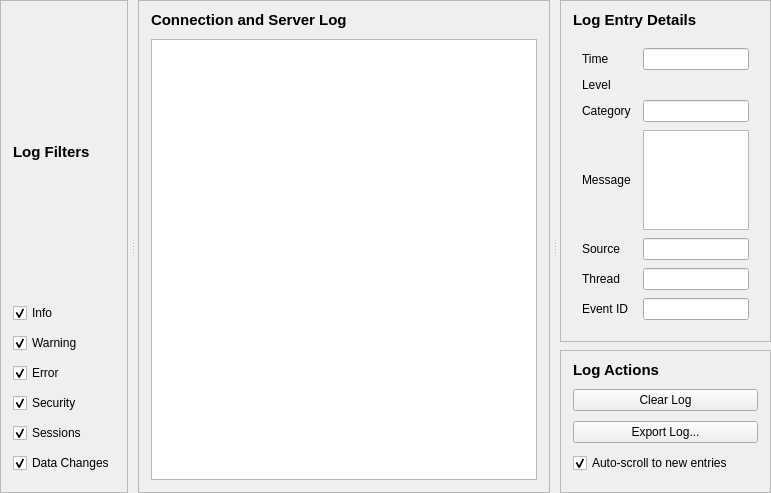
The window that src/ui/pages/logpage.ui (sanny32/OpenUaSim) describes before a commit, drawn with Qt 5.
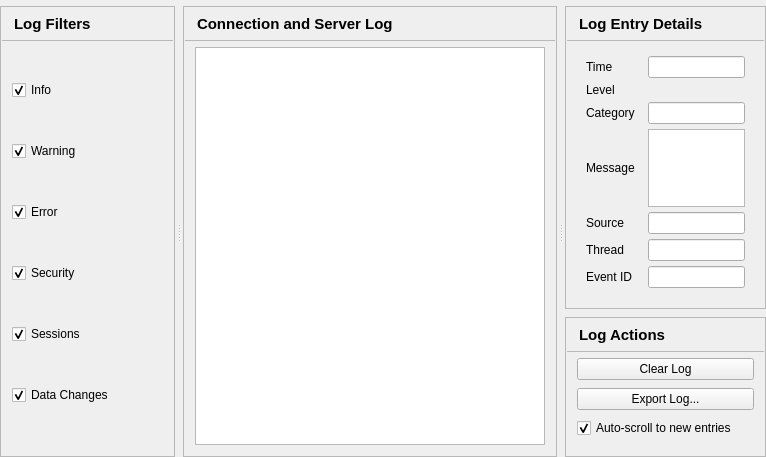
The same window after the commit. Custom widgets are drawn as their Qt base class.

```diff
--- a/src/ui/pages/logpage.ui
+++ b/src/ui/pages/logpage.ui
@@ -10,7 +10,7 @@
     <number>0</number>
    </property>
    <property name="topMargin">
-    <number>0</number>
+    <number>6</number>
    </property>
    <property name="rightMargin">
     <number>0</number>
@@ -27,33 +27,56 @@
       <bool>false</bool>
      </property>
      <property name="handleWidth">
-      <number>10</number>
+      <number>8</number>
      </property>
      <widget class="QFrame" name="filtersPanel">
       <property name="frameShape">
        <enum>QFrame::StyledPanel</enum>
       </property>
+      <property name="panel" stdset="0">
+       <bool>true</bool>
+      </property>
       <property name="sizePolicy">
        <sizepolicy hsizetype="Preferred" vsizetype="Preferred">
-        <horstretch>1</horstretch>
+        <horstretch>25</horstretch>
         <verstretch>0</verstretch>
        </sizepolicy>
       </property>
+      <property name="minimumSize">
+       <size>
+        <width>175</width>
+        <height>0</height>
+       </size>
+      </property>
       <layout class="QVBoxLayout" name="filtersPanelLayout">
        <property name="spacing">
-        <number>10</number>
+        <number>0</number>
        </property>
        <property name="leftMargin">
+        <number>1</number>
+       </property>
+       <property name="topMargin">
+        <number>1</number>
+       </property>
+       <property name="rightMargin">
+        <number>1</number>
+       </property>
+       <property name="bottomMargin">
+        <number>1</number>
+       </property>
+       <item>
+        <layout class="QHBoxLayout" name="filtersPanelHeaderLayout">
+         <property name="leftMargin">
         <number>12</number>
        </property>
        <property name="topMargin">
-        <number>10</number>
+          <number>5</number>
        </property>
        <property name="rightMargin">
         <number>12</number>
        </property>
        <property name="bottomMargin">
-        <number>12</number>
+          <number>5</number>
        </property>
        <item>
         <widget class="QLabel" name="filtersTitle">
@@ -66,8 +89,69 @@
          <property name="text">
           <string>Log Filters</string>
          </property>
-        </widget>
-       </item>
+           <property name="minimumSize">
+            <size>
+             <width>0</width>
+             <height>22</height>
+            </size>
+           </property>
+          </widget>
+         </item>
+        </layout>
+       </item>
+       <item>
+        <widget class="QFrame" name="filtersPanelSeparator">
+         <property name="frameShape">
+          <enum>QFrame::StyledPanel</enum>
+         </property>
+         <property name="minimumSize">
+          <size>
+           <width>0</width>
+           <height>1</height>
+          </size>
+         </property>
+         <property name="maximumSize">
+          <size>
+           <width>16777215</width>
+           <height>1</height>
+          </size>
+         </property>
+         <property name="separator" stdset="0">
+          <bool>true</bool>
+         </property>
+        </widget>
+       </item>
+       <item>
+        <widget class="QScrollArea" name="filtersPanelScroll">
+         <property name="frameShape">
+          <enum>QFrame::NoFrame</enum>
+         </property>
+         <property name="widgetResizable">
+          <bool>true</bool>
+         </property>
+         <property name="horizontalScrollBarPolicy">
+          <enum>Qt::ScrollBarAlwaysOff</enum>
+         </property>
+         <property name="panelBody" stdset="0">
+          <bool>true</bool>
+         </property>
+         <widget class="QWidget" name="filtersPanelBody">
+          <layout class="QVBoxLayout" name="filtersPanelBodyLayout">
+           <property name="spacing">
+            <number>8</number>
+           </property>
+           <property name="leftMargin">
+            <number>10</number>
+           </property>
+           <property name="topMargin">
+            <number>6</number>
+           </property>
+           <property name="rightMargin">
+            <number>10</number>
+           </property>
+           <property name="bottomMargin">
+            <number>10</number>
+           </property>
        <item>
         <widget class="QCheckBox" name="infoCheck">
          <property name="text">
@@ -137,31 +221,52 @@
        </item>
       </layout>
      </widget>
+        </widget>
+       </item>
+      </layout>
+     </widget>
      <widget class="QFrame" name="logPanel">
       <property name="frameShape">
        <enum>QFrame::StyledPanel</enum>
       </property>
+      <property name="panel" stdset="0">
+       <bool>true</bool>
+      </property>
       <property name="sizePolicy">
        <sizepolicy hsizetype="Preferred" vsizetype="Preferred">
-        <horstretch>5</horstretch>
+        <horstretch>96</horstretch>
         <verstretch>0</verstretch>
        </sizepolicy>
       </property>
       <layout class="QVBoxLayout" name="logPanelLayout">
        <property name="spacing">
-        <number>10</number>
+        <number>0</number>
        </property>
        <property name="leftMargin">
+        <number>1</number>
+       </property>
+       <property name="topMargin">
+        <number>1</number>
+       </property>
+       <property name="rightMargin">
+        <number>1</number>
+       </property>
+       <property name="bottomMargin">
+        <number>1</number>
+       </property>
+       <item>
+        <layout class="QHBoxLayout" name="logPanelHeaderLayout">
+         <property name="leftMargin">
         <number>12</number>
        </property>
        <property name="topMargin">
-        <number>10</number>
+          <number>5</number>
        </property>
        <property name="rightMargin">
         <number>12</number>
        </property>
        <property name="bottomMargin">
-        <number>12</number>
+          <number>5</number>
        </property>
        <item>
         <widget class="QLabel" name="logTitle">
@@ -174,8 +279,56 @@
          <property name="text">
           <string>Connection and Server Log</string>
          </property>
-        </widget>
-       </item>
+           <property name="minimumSize">
+            <size>
+             <width>0</width>
+             <height>22</height>
+            </size>
+           </property>
+          </widget>
+         </item>
+        </layout>
+       </item>
+       <item>
+        <widget class="QFrame" name="logPanelSeparator">
+         <property name="frameShape">
+          <enum>QFrame::StyledPanel</enum>
+         </property>
+         <property name="minimumSize">
+          <size>
+           <width>0</width>
+           <height>1</height>
+          </size>
+         </property>
+         <property name="maximumSize">
+          <size>
+           <width>16777215</width>
+           <height>1</height>
+          </size>
+         </property>
+         <property name="separator" stdset="0">
+          <bool>true</bool>
+         </property>
+        </widget>
+       </item>
+       <item>
+        <widget class="QWidget" name="logPanelBody">
+         <layout class="QVBoxLayout" name="logPanelBodyLayout">
+          <property name="spacing">
+           <number>8</number>
+          </property>
+          <property name="leftMargin">
+           <number>10</number>
+          </property>
+          <property name="topMargin">
+           <number>6</number>
+          </property>
+          <property name="rightMargin">
+           <number>10</number>
+          </property>
+          <property name="bottomMargin">
+           <number>10</number>
+          </property>
        <item>
         <widget class="QTableView" name="logView">
          <property name="editTriggers">
@@ -209,10 +362,13 @@
        </item>
       </layout>
      </widget>
+       </item>
+      </layout>
+     </widget>
      <widget class="QWidget" name="rightColumn">
       <property name="sizePolicy">
        <sizepolicy hsizetype="Preferred" vsizetype="Preferred">
-        <horstretch>2</horstretch>
+        <horstretch>40</horstretch>
         <verstretch>0</verstretch>
        </sizepolicy>
       </property>
@@ -237,21 +393,38 @@
          <property name="frameShape">
           <enum>QFrame::StyledPanel</enum>
          </property>
+         <property name="panel" stdset="0">
+          <bool>true</bool>
+         </property>
          <layout class="QVBoxLayout" name="detailsPanelLayout">
           <property name="spacing">
-           <number>10</number>
+           <number>0</number>
           </property>
           <property name="leftMargin">
+           <number>1</number>
+          </property>
+          <property name="topMargin">
+           <number>1</number>
+          </property>
+          <property name="rightMargin">
+           <number>1</number>
+          </property>
+          <property name="bottomMargin">
+           <number>1</number>
+          </property>
+          <item>
+           <layout class="QHBoxLayout" name="detailsPanelHeaderLayout">
+            <property name="leftMargin">
            <number>12</number>
           </property>
           <property name="topMargin">
-           <number>10</number>
+             <number>5</number>
           </property>
           <property name="rightMargin">
            <number>12</number>
           </property>
           <property name="bottomMargin">
-           <number>12</number>
+             <number>5</number>
           </property>
           <item>
            <widget class="QLabel" name="detailsTitle">
@@ -264,16 +437,77 @@
             <property name="text">
              <string>Log Entry Details</string>
             </property>
-           </widget>
-          </item>
+              <property name="minimumSize">
+               <size>
+                <width>0</width>
+                <height>22</height>
+               </size>
+              </property>
+             </widget>
+            </item>
+           </layout>
+          </item>
+          <item>
+           <widget class="QFrame" name="detailsPanelSeparator">
+            <property name="frameShape">
+             <enum>QFrame::StyledPanel</enum>
+            </property>
+            <property name="minimumSize">
+             <size>
+              <width>0</width>
+              <height>1</height>
+             </size>
+            </property>
+            <property name="maximumSize">
+             <size>
+              <width>16777215</width>
+              <height>1</height>
+             </size>
+            </property>
+            <property name="separator" stdset="0">
+             <bool>true</bool>
+            </property>
+           </widget>
+          </item>
+          <item>
+           <widget class="QScrollArea" name="detailsPanelScroll">
+            <property name="frameShape">
+             <enum>QFrame::NoFrame</enum>
+            </property>
+            <property name="widgetResizable">
+             <bool>true</bool>
+            </property>
+            <property name="horizontalScrollBarPolicy">
+             <enum>Qt::ScrollBarAlwaysOff</enum>
+            </property>
+            <property name="panelBody" stdset="0">
+             <bool>true</bool>
+            </property>
+            <widget class="QWidget" name="detailsPanelBody">
+             <layout class="QVBoxLayout" name="detailsPanelBodyLayout">
+              <property name="spacing">
+               <number>8</number>
+              </property>
+              <property name="leftMargin">
+               <number>10</number>
+              </property>
+              <property name="topMargin">
+               <number>6</number>
+              </property>
+              <property name="rightMargin">
+               <number>10</number>
+              </property>
+              <property name="bottomMargin">
+               <number>10</number>
+              </property>
           <item>
            <widget class="QWidget" name="detailsHost">
             <layout class="QGridLayout" name="detailsForm" columnstretch="0,1">
              <property name="horizontalSpacing">
-              <number>12</number>
+                  <number>13</number>
              </property>
              <property name="verticalSpacing">
-              <number>8</number>
+                  <number>5</number>
              </property>
              <item row="0" column="0">
               <widget class="QLabel" name="timeLabel">
@@ -326,7 +560,7 @@
                <property name="maximumSize">
                 <size>
                  <width>16777215</width>
-                 <height>100</height>
+                     <height>78</height>
                 </size>
                </property>
                <property name="tabChangesFocus">
@@ -384,12 +618,19 @@
           </item>
          </layout>
         </widget>
+           </widget>
+          </item>
+         </layout>
+        </widget>
        </item>
        <item>
         <widget class="QFrame" name="actionsPanel">
          <property name="frameShape">
           <enum>QFrame::StyledPanel</enum>
          </property>
+         <property name="panel" stdset="0">
+          <bool>true</bool>
+         </property>
          <property name="sizePolicy">
           <sizepolicy hsizetype="Preferred" vsizetype="Expanding">
            <horstretch>0</horstretch>
@@ -398,19 +639,33 @@
          </property>
          <layout class="QVBoxLayout" name="actionsPanelLayout">
           <property name="spacing">
-           <number>10</number>
+           <number>0</number>
           </property>
           <property name="leftMargin">
+           <number>1</number>
+          </property>
+          <property name="topMargin">
+           <number>1</number>
+          </property>
+          <property name="rightMargin">
+           <number>1</number>
+          </property>
+          <property name="bottomMargin">
+           <number>1</number>
+          </property>
+          <item>
+           <layout class="QHBoxLayout" name="actionsPanelHeaderLayout">
+            <property name="leftMargin">
            <number>12</number>
           </property>
           <property name="topMargin">
-           <number>10</number>
+             <number>5</number>
           </property>
           <property name="rightMargin">
            <number>12</number>
           </property>
           <property name="bottomMargin">
-           <number>12</number>
+             <number>5</number>
           </property>
           <item>
            <widget class="QLabel" name="actionsTitle">
@@ -423,13 +678,77 @@
             <property name="text">
              <string>Log Actions</string>
             </property>
-           </widget>
-          </item>
+              <property name="minimumSize">
+               <size>
+                <width>0</width>
+                <height>22</height>
+               </size>
+              </property>
+             </widget>
+            </item>
+           </layout>
+          </item>
+          <item>
+           <widget class="QFrame" name="actionsPanelSeparator">
+            <property name="frameShape">
+             <enum>QFrame::StyledPanel</enum>
+            </property>
+            <property name="minimumSize">
+             <size>
+              <width>0</width>
+              <height>1</height>
+             </size>
+            </property>
+            <property name="maximumSize">
+             <size>
+              <width>16777215</width>
+              <height>1</height>
+             </size>
+            </property>
+            <property name="separator" stdset="0">
+             <bool>true</bool>
+            </property>
+           </widget>
+          </item>
+          <item>
+           <widget class="QScrollArea" name="actionsPanelScroll">
+            <property name="frameShape">
+             <enum>QFrame::NoFrame</enum>
+            </property>
+            <property name="widgetResizable">
+             <bool>true</bool>
+            </property>
+            <property name="horizontalScrollBarPolicy">
+             <enum>Qt::ScrollBarAlwaysOff</enum>
+            </property>
+            <property name="panelBody" stdset="0">
+             <bool>true</bool>
+            </property>
+            <widget class="QWidget" name="actionsPanelBody">
+             <layout class="QVBoxLayout" name="actionsPanelBodyLayout">
+              <property name="spacing">
+               <number>8</number>
+              </property>
+              <property name="leftMargin">
+               <number>10</number>
+              </property>
+              <property name="topMargin">
+               <number>6</number>
+              </property>
+              <property name="rightMargin">
+               <number>10</number>
+              </property>
+              <property name="bottomMargin">
+               <number>10</number>
+              </property>
           <item>
            <widget class="QPushButton" name="clearLogButton">
             <property name="text">
              <string>Clear Log</string>
             </property>
+                <property name="toolbar" stdset="0">
+                 <bool>true</bool>
+                </property>
            </widget>
           </item>
           <item>
@@ -437,6 +756,9 @@
             <property name="text">
              <string>Export Log...</string>
             </property>
+                <property name="toolbar" stdset="0">
+                 <bool>true</bool>
+                </property>
            </widget>
           </item>
           <item>
@@ -455,6 +777,10 @@
              <enum>Qt::Vertical</enum>
             </property>
            </spacer>
+              </item>
+             </layout>
+            </widget>
+           </widget>
           </item>
          </layout>
         </widget>
```
Lines whose indentation alone changed are shown as unchanged.
